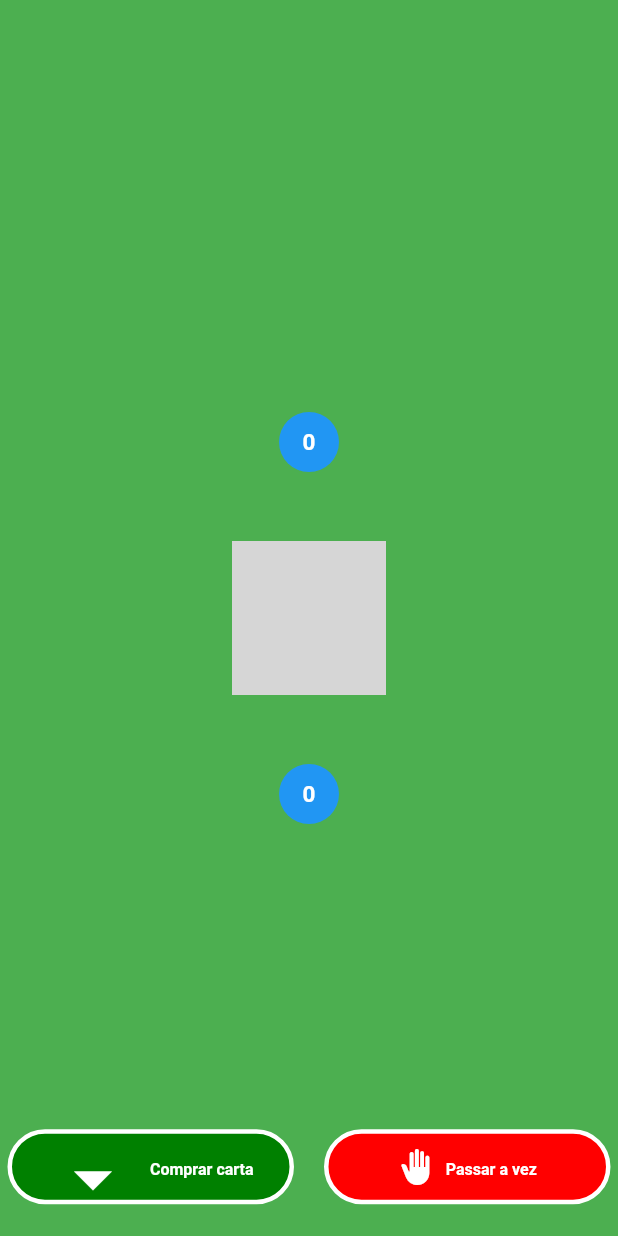
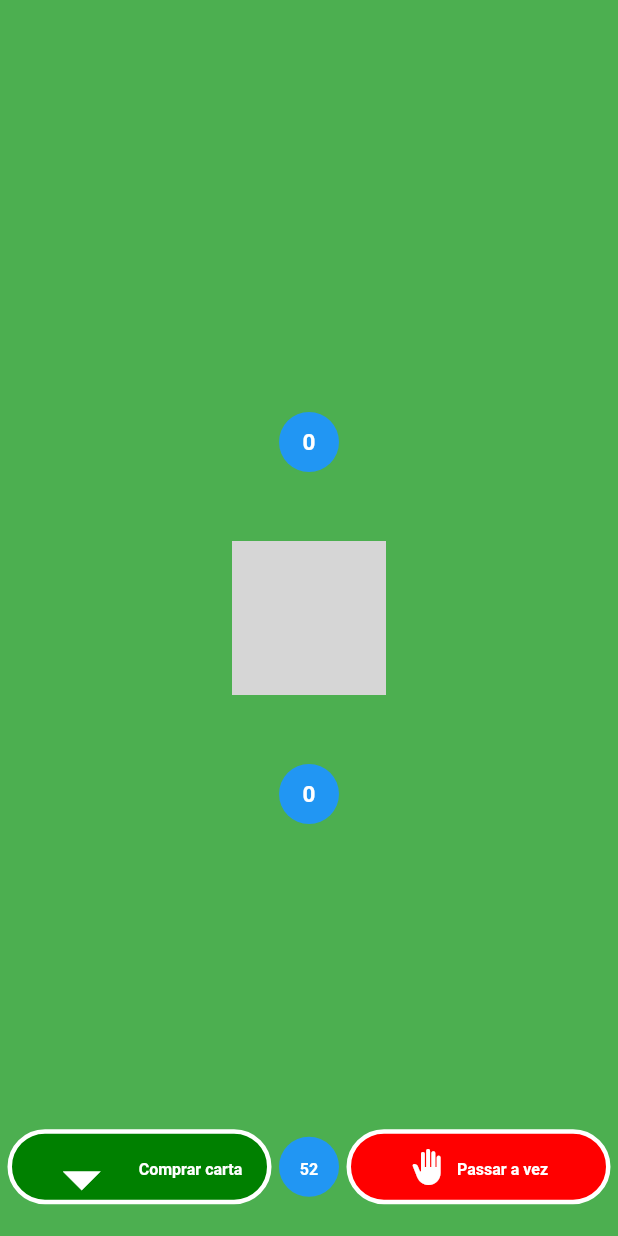
Before and after one commit to brdacon1/blackjack_alt.bank, a Flutter app: the GameScreen screen opened by its route, on a phone screen of 412 x 824 dp. Run offline on Flutter 3.47's test engine with Material 2 defaults, Android fonts, the phone set to English and light mode, and no system bars; our stand-ins replace dio; network calls fail; Roboto replaces fonts that are missing (Montserrat); grey boxes are pictures that could not be loaded.

Commit message:
Calculo de totais de cartas do baralho

```diff
--- a/lib/components/atoms/button_game_screen.dart
+++ b/lib/components/atoms/button_game_screen.dart
@@ -67,6 +67,24 @@ class GameScreenButton extends StatelessWidget {
             ],
           ),
         ),
+        // Adicione a label azul redonda aqui
+        Container(
+          width: 40,
+          height: 40,
+          decoration: const BoxDecoration(
+            shape: BoxShape.circle,
+            color: Colors.blue,
+          ),
+          child: Center(
+            child: CustomTextSize(
+              game.countCardDeck.toString(),
+              textStyle: TextStylesEnum.size28Medium,
+              textAlign: TextAlign.center,
+              fontWeight: FontWeight.w700,
+              color: kColorWhite,
+            ),
+          ),
+        ),
         ContainerButton(
           width: 300,
           height: buttonHeight,
@@ -100,7 +118,7 @@ class GameScreenButton extends StatelessWidget {
           ),
         ),
       ],
-      ) : Row(
+    ) : Row(
       mainAxisAlignment: MainAxisAlignment.center,
       children: [
         Expanded(
@@ -141,7 +159,24 @@ class GameScreenButton extends StatelessWidget {
             ),
           ),
         ),
-        const SizedBox(width: 10),
+        // Adicione a label azul redonda aqui
+        Container(
+          width: 40,
+          height: 40,
+          decoration: const BoxDecoration(
+            shape: BoxShape.circle,
+            color: Colors.blue,
+          ),
+          child: Center(
+            child: CustomTextSize(
+              game.countCardDeck.toString(),
+              textStyle: TextStylesEnum.size28Medium,
+              textAlign: TextAlign.center,
+              fontWeight: FontWeight.w700,
+              color: kColorWhite,
+            ),
+          ),
+        ),
         Expanded(
           flex: 7,
           child: Padding(
--- a/lib/screens/game_screen.dart
+++ b/lib/screens/game_screen.dart
@@ -20,6 +20,7 @@ class _GameScreen extends State<GameScreen> {
   late Deck deck;
   late Game game;
   late double widthSizeBox = 0;
+
   @override
   void initState() {
     super.initState();
@@ -29,6 +30,12 @@ class _GameScreen extends State<GameScreen> {
   void didChangeDependencies() {
     deck = Provider.of<Deck>(context, listen: false);
     game = Provider.of<Game>(context, listen: false);
+    game.countCardDeck = 52;
+    deck.getReshuffleCards(game.deckGame?.deckId).then((value) => {
+      game.deckGame = value,
+
+    });
+    setState(() {});
     super.didChangeDependencies();
   }
 
--- a/lib/screens/initial_screen.dart
+++ b/lib/screens/initial_screen.dart
@@ -158,13 +158,9 @@ class _InitialScreen extends State<InitialScreen> {
                 );
               } else {
                 game.playerName = _userController.text;
-                await deck.getNewDeck().then((value) => {
+                deck.getNewDeck().then((value) => {
                     game.deckGame = value,
-                    game.countCardDeck = 52,
-                });
-                await deck.getReshuffleCards(game.deckGame?.deckId).then((value) => {
-                  game.deckGame = value,
-                  Navigator.of(context).pushNamed(GameScreen.routeName)
+                    Navigator.of(context).pushNamed(GameScreen.routeName)
                 });
               }
             },
```
